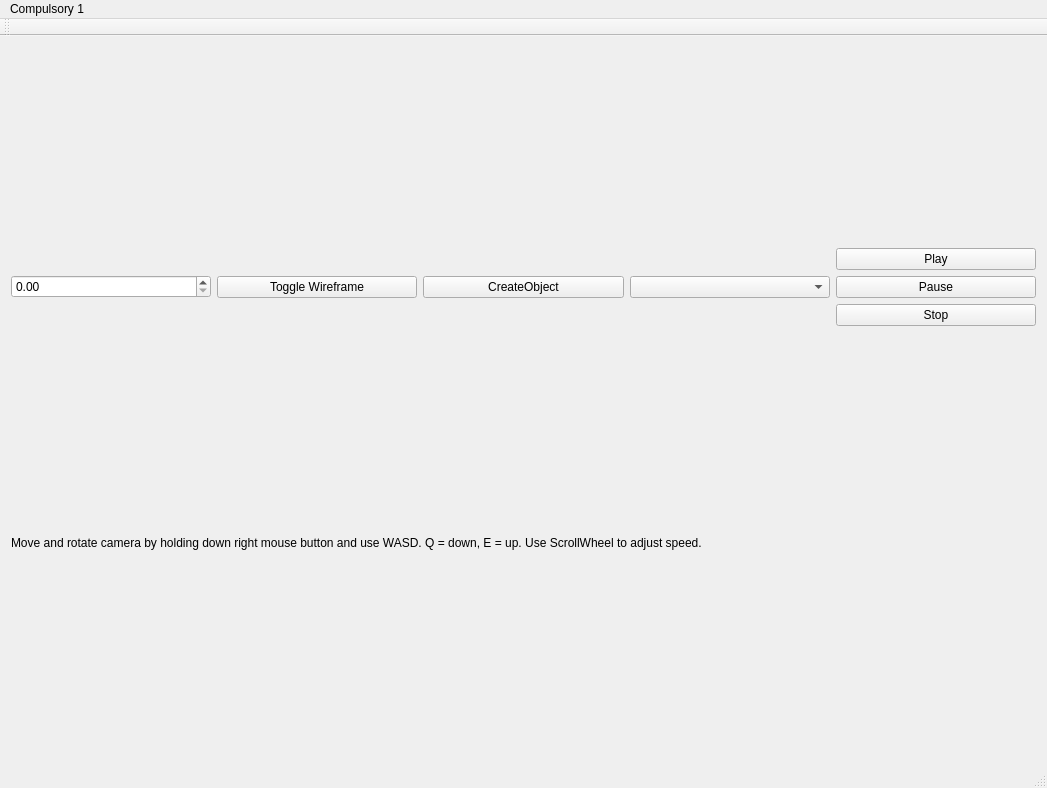
Qt form mainwindow.ui (FredrikEik/Game_Engine_Architecture) before a commit.
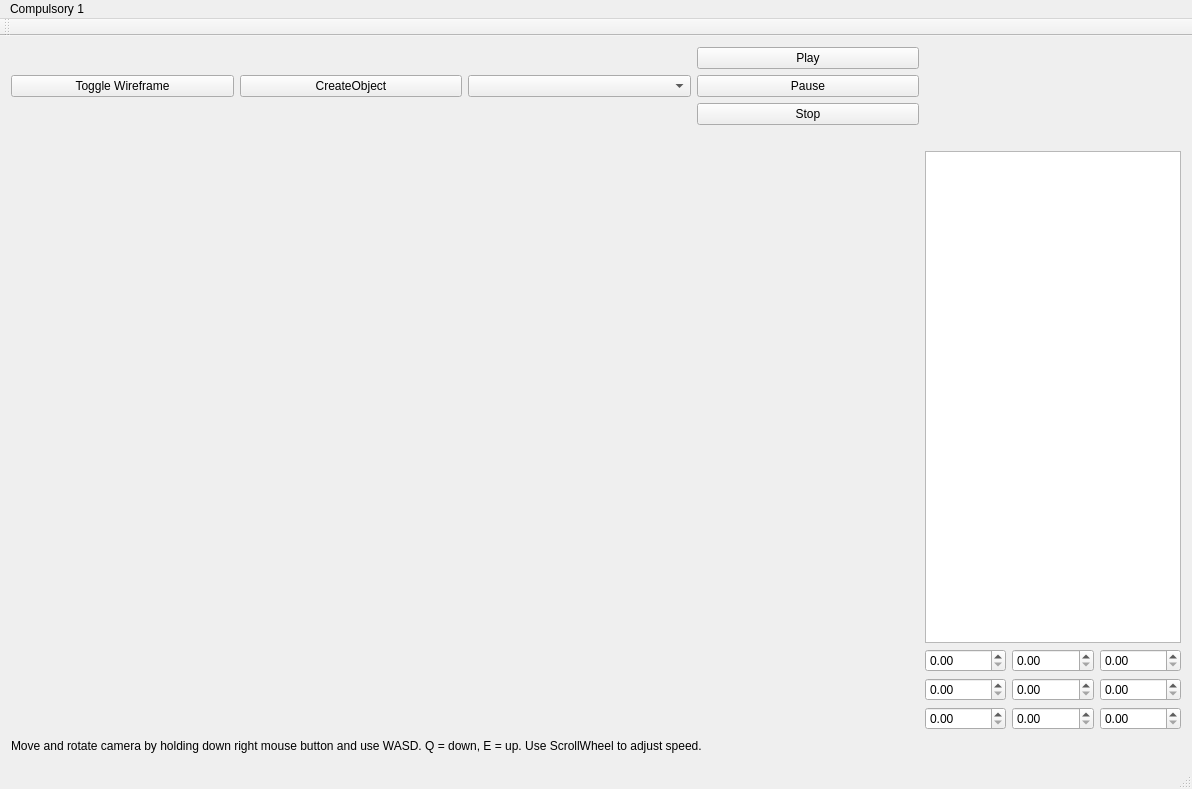
The same form after that commit.

What changed in the file:
```diff
--- a/mainwindow.ui
+++ b/mainwindow.ui
@@ -6,20 +6,51 @@
    <rect>
     <x>0</x>
     <y>0</y>
-    <width>1047</width>
-    <height>788</height>
+    <width>1192</width>
+    <height>789</height>
    </rect>
   </property>
   <property name="windowTitle">
    <string>OpenGL in Qt is great fun!</string>
   </property>
   <widget class="QWidget" name="centralWidget">
-   <layout class="QVBoxLayout" name="verticalLayout">
-    <item>
+   <layout class="QGridLayout" name="gridLayout_2">
+    <item row="2" column="1" rowspan="3">
+     <layout class="QGridLayout" name="gridLayout_3">
+      <item row="1" column="3">
+       <widget class="QDoubleSpinBox" name="doubleSpinBox"/>
+      </item>
+      <item row="3" column="1">
+       <widget class="QDoubleSpinBox" name="doubleSpinBox_7"/>
+      </item>
+      <item row="2" column="2">
+       <widget class="QDoubleSpinBox" name="doubleSpinBox_4"/>
+      </item>
+      <item row="1" column="1">
+       <widget class="QDoubleSpinBox" name="doubleSpinBox_6"/>
+      </item>
+      <item row="2" column="1">
+       <widget class="QDoubleSpinBox" name="doubleSpinBox_2"/>
+      </item>
+      <item row="2" column="3">
+       <widget class="QDoubleSpinBox" name="doubleSpinBox_3"/>
+      </item>
+      <item row="3" column="2">
+       <widget class="QDoubleSpinBox" name="doubleSpinBox_8"/>
+      </item>
+      <item row="3" column="3">
+       <widget class="QDoubleSpinBox" name="doubleSpinBox_9"/>
+      </item>
+      <item row="0" column="1" colspan="3">
+       <widget class="QListWidget" name="listWidget"/>
+      </item>
+      <item row="1" column="2">
+       <widget class="QDoubleSpinBox" name="doubleSpinBox_5"/>
+      </item>
+     </layout>
+    </item>
+    <item row="0" column="0">
      <layout class="QHBoxLayout" name="horizontalLayout_2">
-      <item>
-       <widget class="QDoubleSpinBox" name="Value_x"/>
-      </item>
       <item>
        <widget class="QPushButton" name="pushButton">
         <property name="text">
@@ -67,7 +98,7 @@
       </item>
      </layout>
     </item>
-    <item>
+    <item row="5" column="0">
      <widget class="QLabel" name="label">
       <property name="sizePolicy">
        <sizepolicy hsizetype="Preferred" vsizetype="Minimum">
@@ -86,8 +117,25 @@
       </property>
      </widget>
     </item>
-    <item>
-     <layout class="QVBoxLayout" name="OpenGLLayout"/>
+    <item row="2" column="0" rowspan="3">
+     <layout class="QVBoxLayout" name="OpenGLLayout">
+      <item>
+       <layout class="QGridLayout" name="gridLayout_4"/>
+      </item>
+     </layout>
+    </item>
+    <item row="1" column="0">
+     <spacer name="horizontalSpacer">
+      <property name="orientation">
+       <enum>Qt::Horizontal</enum>
+      </property>
+      <property name="sizeHint" stdset="0">
+       <size>
+        <width>40</width>
+        <height>20</height>
+       </size>
+      </property>
+     </spacer>
     </item>
    </layout>
   </widget>
@@ -105,7 +153,7 @@
     <rect>
      <x>0</x>
      <y>0</y>
-     <width>1047</width>
+     <width>1192</width>
      <height>20</height>
     </rect>
    </property>
```
Left out of the diff: 14 changed lines with no effect on the pictures.
